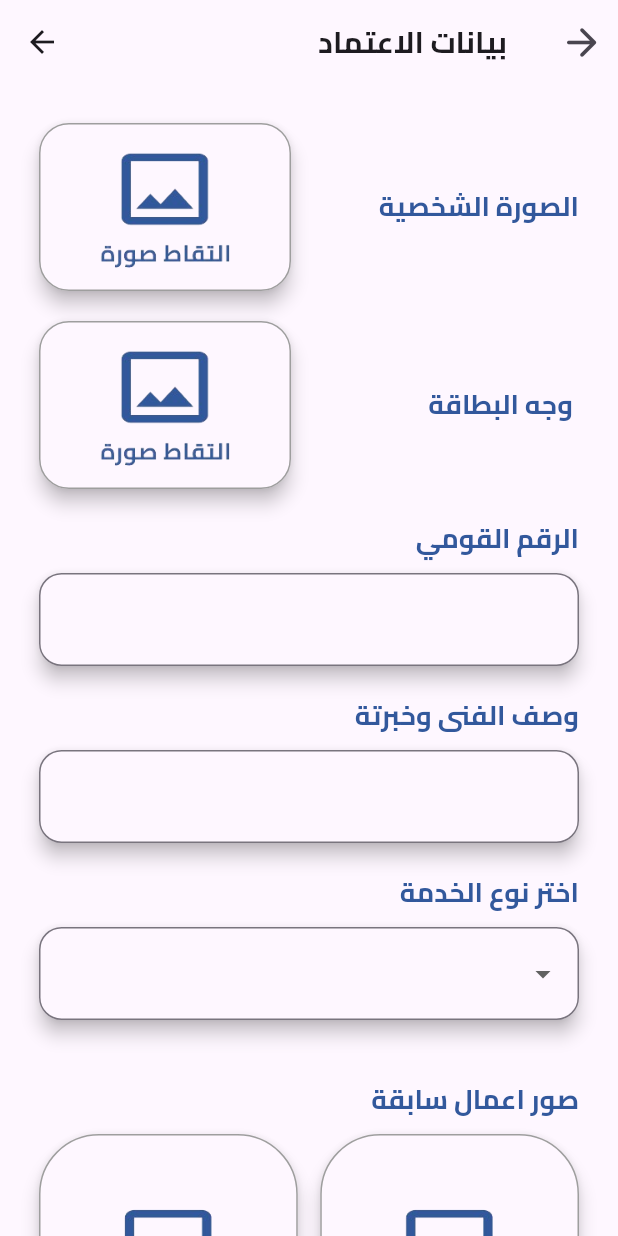
After one commit to mohamedkter/Mahlolua_app, a Flutter app: the ServiceProviderCredentials screen opened directly, on a phone screen of 412 x 824 dp. The commit adds this screen. Run offline on Flutter 3.47's test engine with Material 3 defaults, Android fonts, the phone set to English and light mode, and no system bars; our stand-ins replace carousel_slider, chips_choice, dio, dots_indicator, image_picker, shimmer; missing offline and left inert: read_more_text.

Commit message:
add ServiceProviderCredentials page and make some edit in some pages

```diff
--- /dev/null
+++ b/lib/Pages/Service_Provider_Pages/service_provider_credentials_page.dart
@@ -0,0 +1,438 @@
+import 'dart:io';
+
+import 'package:flutter/cupertino.dart';
+import 'package:flutter/material.dart';
+import 'package:flutter/widgets.dart';
+import 'package:image_picker/image_picker.dart';
+import 'package:mahloula/Constants/Color_Constants.dart';
+
+// ignore: must_be_immutable
+class ServiceProviderCredentials extends StatefulWidget {
+  ServiceProviderCredentials({super.key});
+
+  @override
+  State<ServiceProviderCredentials> createState() =>
+      _ServiceProviderCredentialsState();
+}
+
+class _ServiceProviderCredentialsState
+    extends State<ServiceProviderCredentials> {
+  ImagePicker picker = ImagePicker();
+  final formKey = GlobalKey<FormState>();
+  TextEditingController personalIdNumber = TextEditingController();
+  TextEditingController serviceproviderDecs = TextEditingController();
+  File? personalImage;
+  File? idImage;
+  File? workImageOne;
+  File? workImageTwo;
+  File? workImageThree;
+  File? workImageFour;
+  String? serviceType;
+  @override
+  Widget build(BuildContext context) {
+    return Scaffold(
+      appBar: AppBar(
+        actions: [
+          IconButton(
+              onPressed: () {
+                Navigator.of(context).pop();
+              },
+              icon: const Icon(
+                Icons.arrow_forward_rounded,
+                size: 30,
+              ))
+        ],
+        title: const Padding(
+          padding: EdgeInsets.only(left: 15, right: 10),
+          child: Row(
+            mainAxisAlignment: MainAxisAlignment.end,
+            children: [
+              Row(
+                crossAxisAlignment: CrossAxisAlignment.center,
+                children: [
+                  Text(
+                    "بيانات الاعتماد",
+                    style: TextStyle(
+                        fontFamily: 'cairo',
+                        fontSize: 20.0,
+                        fontWeight: FontWeight.bold),
+                  ),
+                ],
+              )
+            ],
+          ),
+        ),
+      ),
+      body: SingleChildScrollView(
+        child: Padding(
+          padding: const EdgeInsets.only(top: 26, left: 26, right: 26),
+          child: Column(
+            children: [
+//////////////////// pick personal images section ////////////////////
+
+              PersonalImagePickerWidget(
+                image: personalImage,
+                imageTitle: "الصورة الشخصية",
+                getImageFunction: () async {
+                  XFile? pickedImage =
+                      await picker.pickImage(source: ImageSource.camera);
+                  setState(() {
+                    pickedImage == null
+                        ? null
+                        : personalImage = File(pickedImage.path);
+                  });
+                },
+              ),
+              const SizedBox(
+                height: 20,
+              ),
+              PersonalImagePickerWidget(
+                image: idImage,
+                imageTitle: "وجه البطاقة ",
+                getImageFunction: () async {
+                  XFile? pickedImage =
+                      await picker.pickImage(source: ImageSource.camera);
+                  setState(() {
+                    pickedImage == null
+                        ? null
+                        : idImage = File(pickedImage.path);
+                  });
+                },
+              ),
+              const SizedBox(
+                height: 20,
+              ),
+
+              ///////////////////// pick personal information section   //////////////////////
+
+              Form(
+                  key: formKey,
+                  child: Column(
+                    children: [
+                      TextFormFieldWidget(
+                          textEditingController: personalIdNumber,
+                          textFormFieldTitel: "الرقم القومي"),
+                      const SizedBox(
+                        height: 20,
+                      ),
+                      TextFormFieldWidget(
+                        textEditingController: serviceproviderDecs,
+                        textFormFieldTitel: "وصف الفنى وخبرتة",
+                      ),
+                      const SizedBox(
+                        height: 20,
+                      ),
+                      const Row(
+                        mainAxisAlignment: MainAxisAlignment.end,
+                        children: [
+                          Text(
+                            "اختر نوع الخدمة",
+                            style: TextStyle(
+                                fontFamily: 'cairo',
+                                color: MainColor,
+                                fontSize: 18.0,
+                                fontWeight: FontWeight.w700),
+                          )
+                        ],
+                      ),
+                      const SizedBox(
+                        height: 10,
+                      ),
+                     Material(
+                          borderRadius: BorderRadius.circular(15),
+                          elevation: 5,
+                          child: DropdownButtonFormField<String>(
+                            style: const TextStyle(fontSize: 20, color: Colors.black),
+                            decoration: InputDecoration(
+                              border: OutlineInputBorder(
+                                borderSide: const BorderSide(color: Colors.grey),
+                                borderRadius: BorderRadius.circular(15),
+                              ),
+                            ),
+                            value: serviceType,
+                            items: <String>[
+                              'Option 1',
+                              'Option 2',
+                              'Option 3',
+                              'Option 4',
+                              'ho',
+                              'Option 5',
+                            ].map<DropdownMenuItem<String>>((String value) {
+                              return DropdownMenuItem<String>(
+                                value: value,
+                                child: Text(value),
+                              );
+                            }).toList(),
+                            onChanged: (String? newValue) {
+                              setState(() {
+                                serviceType = newValue;
+                              });
+                            },
+                            validator: (value) {
+                              if (value == null || value.isEmpty) {
+                                return 'Please select an option';
+                              }
+                              return null;
+                            },
+                          ),
+                        ),
+                    ],
+                  )),
+              const SizedBox(
+                height: 40,
+              ),
+
+              ////////////////// pick work image section /////////////////
+           const Row(
+          mainAxisAlignment: MainAxisAlignment.end,
+          children: [
+            Text(
+              "صور اعمال سابقة",
+              style: TextStyle(
+                  fontFamily: 'cairo',
+                  color: MainColor,
+                  fontSize: 18.0,
+                  fontWeight: FontWeight.w700),
+            )
+          ],
+        ),
+        const SizedBox(
+          height: 10,
+        ),
+              SizedBox(
+                height: 400,
+                child: GridView(
+                  physics: const NeverScrollableScrollPhysics(),
+                  gridDelegate: const SliverGridDelegateWithFixedCrossAxisCount(
+                      crossAxisSpacing: 15,
+                      mainAxisSpacing: 15,
+                      crossAxisCount: 2),
+                  children: [
+                    PastWorkImagePickerWidget(
+                        getImageFunction: () async {
+                          XFile? pickedImage = await picker.pickImage(
+                              source: ImageSource.gallery);
+                          setState(() {
+                            pickedImage == null
+                                ? null
+                                : workImageOne = File(pickedImage.path);
+                          });
+                        },
+                        image: workImageOne),
+                    PastWorkImagePickerWidget(
+                        getImageFunction: () async {
+                          XFile? pickedImage = await picker.pickImage(
+                              source: ImageSource.gallery);
+                          setState(() {
+                            pickedImage == null
+                                ? null
+                                : workImageTwo = File(pickedImage.path);
+                          });
+                        },
+                        image: workImageTwo),
+                    PastWorkImagePickerWidget(
+                        getImageFunction: () async {
+                          XFile? pickedImage = await picker.pickImage(
+                              source: ImageSource.gallery);
+                          setState(() {
+                            pickedImage == null
+                                ? null
+                                : workImageThree = File(pickedImage.path);
+                          });
+                        },
+                        image: workImageThree),
+                    PastWorkImagePickerWidget(
+                        getImageFunction: () async {
+                          XFile? pickedImage = await picker.pickImage(
+                              source: ImageSource.gallery);
+                          setState(() {
+                            pickedImage == null
+                                ? null
+                                : workImageFour = File(pickedImage.path);
+                          });
+                        },
+                        image: workImageFour),
+                  ],
+                ),
+              ),
+
+
+////////////////////// submit button section /////////////////
+
+              ElevatedButton(
+                onPressed: () {
+                  formKey.currentState?.validate();
+                  print(serviceproviderDecs.text+"---"+personalIdNumber.text+"----");
+                },
+                style: ElevatedButton.styleFrom(
+                  backgroundColor: MainColor,
+                    fixedSize:
+                        Size(MediaQuery.of(context).size.width / 1.1, 50)),
+                child:const Text("تاكيد",style: TextStyle(
+                  fontFamily: 'cairo',
+                  color: Colors.white,
+                  fontSize: 20.0,
+                  fontWeight: FontWeight.w700),),
+              ),
+        SizedBox(height: 40,)
+
+            ],
+          ),
+        ),
+      ),
+    );
+  }
+}
+
+class TextFormFieldWidget extends StatelessWidget {
+  const TextFormFieldWidget(
+      {super.key,
+      required this.textEditingController,
+      required this.textFormFieldTitel});
+  final String textFormFieldTitel;
+  final TextEditingController textEditingController;
+  @override
+  Widget build(BuildContext context) {
+    return Column(
+      children: [
+        Row(
+          mainAxisAlignment: MainAxisAlignment.end,
+          children: [
+            Text(
+              textFormFieldTitel,
+              style: const TextStyle(
+                  fontFamily: 'cairo',
+                  color: MainColor,
+                  fontSize: 18.0,
+                  fontWeight: FontWeight.w700),
+            )
+          ],
+        ),
+        const SizedBox(
+          height: 10,
+        ),
+        Material(
+          borderRadius: BorderRadius.circular(15),
+          elevation: 5,
+          child: TextFormField(
+            style: TextStyle(fontSize: 20),
+            decoration: InputDecoration(
+                border: OutlineInputBorder(
+                    borderSide: BorderSide(color: Colors.grey),
+                    borderRadius: BorderRadius.circular(15))),
+            controller: textEditingController,
+          ),
+        )
+      ],
+    );
+  }
+}
+
+class PersonalImagePickerWidget extends StatelessWidget {
+  final String imageTitle;
+  final VoidCallback getImageFunction;
+  final File? image;
+  const PersonalImagePickerWidget({
+    super.key,
+    required this.imageTitle,
+    required this.getImageFunction,
+    required this.image,
+  });
+
+  @override
+  Widget build(BuildContext context) {
+    return Row(
+      mainAxisAlignment: MainAxisAlignment.spaceBetween,
+      children: [
+        InkWell(
+          onTap: getImageFunction,
+          child: Material(
+            elevation: 5,
+            borderRadius: BorderRadius.circular(20),
+            child: Container(
+              width: 168,
+              height: 112,
+              decoration: BoxDecoration(
+                  borderRadius: BorderRadius.circular(20),
+                  border: Border.all(color: Colors.grey)),
+              child: Column(
+                mainAxisAlignment: MainAxisAlignment.center,
+                children: [
+                  image == null
+                      ? Container(
+                          width: 110,
+                          height: 110,
+                          child: Image.asset(
+                            "assets/photo/takePhoto.png",
+                            fit: BoxFit.cover,
+                          ))
+                      : Container(
+                          width: 110,
+                          height: 110,
+                          decoration: BoxDecoration(
+                              image: DecorationImage(image: FileImage(image!))),
+                        ),
+                ],
+              ),
+            ),
+          ),
+        ),
+        Text(
+          imageTitle,
+          style: const TextStyle(
+              fontFamily: 'cairo',
+              color: MainColor,
+              fontSize: 18.0,
+              fontWeight: FontWeight.w700),
+        )
+      ],
+    );
+  }
+}
+
+class PastWorkImagePickerWidget extends StatelessWidget {
+  final VoidCallback getImageFunction;
+  final File? image;
+  const PastWorkImagePickerWidget({
+    super.key,
+    required this.getImageFunction,
+    required this.image,
+  });
+
+  @override
+  Widget build(BuildContext context) {
+    return InkWell(
+      onTap: getImageFunction,
+      child: Material(
+        elevation: 5,
+        borderRadius: BorderRadius.circular(40),
+        child: Container(
+          width: 168,
+          height: 112,
+          decoration: BoxDecoration(
+              borderRadius: BorderRadius.circular(40),
+              border: Border.all(color: Colors.grey)),
+          child: Column(
+            mainAxisAlignment: MainAxisAlignment.center,
+            children: [
+              image == null
+                  ? Container(
+                      width: 110,
+                      height: 110,
+                      child: Image.asset(
+                        "assets/photo/takePhoto.png",
+                        fit: BoxFit.cover,
+                      ))
+                  : Container(
+                      width: 110,
+                      height: 110,
+                      decoration: BoxDecoration(
+                          image: DecorationImage(image: FileImage(image!))),
+                    ),
+            ],
+          ),
+        ),
+      ),
+    );
+  }
+}
--- a/lib/Pages/User_Pages/forget_password_page.dart
+++ b/lib/Pages/User_Pages/forget_password_page.dart
@@ -1,4 +1,5 @@
 import 'package:flutter/material.dart';
+import 'package:mahloula/Constants/Color_Constants.dart';
 import 'package:mahloula/Pages/User_Pages/verivecation_page.dart';
 
 
@@ -106,7 +107,7 @@ class ForgotPasswordPage extends StatelessWidget {
                         width: 650, // استخدام كل المساحة الأفقية المتاحة
                         padding: EdgeInsets.all(10.0),
                         decoration: BoxDecoration(
-                          color: Color.fromARGB(255, 20, 120, 226), // لون الخلفية
+                          color: MainColor, // لون الخلفية
                           borderRadius:
                               BorderRadius.circular(30.0), // زوايا مستديرة
                         ),
--- a/lib/Pages/User_Pages/login_page.dart
+++ b/lib/Pages/User_Pages/login_page.dart
@@ -1,4 +1,5 @@
 import 'package:flutter/material.dart';
+import 'package:mahloula/Constants/Color_Constants.dart';
 import 'package:mahloula/Pages/User_Pages/create_profile_page.dart';
 import 'package:mahloula/Pages/User_Pages/forget_password_page.dart';
 import 'package:mahloula/Pages/User_Pages/regester_page.dart';
@@ -145,8 +146,7 @@ class _LoginPageState extends State<LoginPage> {
                           width: 650, // استخدام كل المساحة الأفقية المتاحة
                           padding: EdgeInsets.all(10.0),
                           decoration: BoxDecoration(
-                            color: Color.fromARGB(
-                                255, 20, 120, 226), // لون الخلفية
+                            color: MainColor, // لون الخلفية
                             borderRadius:
                                 BorderRadius.circular(30.0), // زوايا مستديرة
                           ),
--- a/lib/Pages/User_Pages/regester_page.dart
+++ b/lib/Pages/User_Pages/regester_page.dart
@@ -1,4 +1,5 @@
 import 'package:flutter/material.dart';
+import 'package:mahloula/Constants/Color_Constants.dart';
 import 'package:mahloula/Pages/User_Pages/login_page.dart';
 
 class SignupPage extends StatefulWidget {
@@ -218,8 +219,7 @@ class _SignupPageState extends State<SignupPage> {
                           width: 650, // استخدام كل المساحة الأفقية المتاحة
                           padding: EdgeInsets.all(10.0),
                           decoration: BoxDecoration(
-                            color: Color.fromARGB(
-                                255, 20, 120, 226), // لون الخلفية
+                            color: MainColor,
                             borderRadius:
                                 BorderRadius.circular(30.0), // زوايا مستديرة
                           ),
--- a/lib/Pages/identify_page.dart
+++ b/lib/Pages/identify_page.dart
@@ -28,13 +28,13 @@ class IdentifyPage extends StatelessWidget {
             Spacer(flex: 1,),
             Image.asset('assets/photo/download.png',width: 350,),
             Spacer(flex: 1,),
-            Text('انضمام',style:
+            Text(' انضمام',style:
             TextStyle(
                 fontSize: 27.0,
                 fontFamily: 'cairo',
                 fontWeight: FontWeight.bold
             ),),
-            SizedBox(height: 10,),
+            SizedBox(height: 15,),
             Directionality(
               textDirection: TextDirection.rtl,
               child: ElevatedButton(
@@ -46,8 +46,8 @@ class IdentifyPage extends StatelessWidget {
                     backgroundColor: MaterialStatePropertyAll(MainColor)
                   ),
                   child: Container(
-                    height: 50,
-                    width: widthOfScreen/1.4,
+                    height: 60,
+                    width: widthOfScreen/1.3,
                     child: Row(
                       mainAxisAlignment: MainAxisAlignment.center,
                       children: [
@@ -78,8 +78,8 @@ class IdentifyPage extends StatelessWidget {
                     backgroundColor: MaterialStatePropertyAll(MainColor)
                   ),
                   child: Container(
-                    height: 50,
-                    width: widthOfScreen/1.4,
+                    height: 60,
+                    width: widthOfScreen/1.3,
                     child: Row(
                       mainAxisAlignment: MainAxisAlignment.center,
                       children: [
--- a/lib/Pages/welcome_page_one.dart
+++ b/lib/Pages/welcome_page_one.dart
@@ -95,7 +95,7 @@ class _WelcomePageOneState extends State<WelcomePageOne> {
           Text(
             text,
             textDirection: TextDirection.rtl,
-            style: TextStyle(fontSize: 35,fontWeight: FontWeight.w600,fontFamily: 'cairo'),
+            style: TextStyle(fontSize: 25,fontWeight: FontWeight.w600,fontFamily: 'cairo'),
           ),
         ],
       ),
--- a/lib/Pages/welcome_page_two.dart
+++ b/lib/Pages/welcome_page_two.dart
@@ -1,4 +1,5 @@
 import 'package:flutter/material.dart';
+import 'package:mahloula/Constants/Color_Constants.dart';
 import 'package:mahloula/Pages/User_Pages/login_page.dart';
 import 'package:mahloula/Pages/User_Pages/regester_page.dart';
 
@@ -62,7 +63,7 @@ class WelcomePageTwo extends StatelessWidget {
                     width: 650,
                     padding: EdgeInsets.all(10.0),
                     decoration: BoxDecoration(
-                        color: Color.fromARGB(255, 20, 120, 226),
+                        color: MainColor,
                       borderRadius: BorderRadius.circular(30.0),
                     ),
                     child: Center(
--- a/lib/main.dart
+++ b/lib/main.dart
@@ -1,5 +1,6 @@
 import 'package:flutter/material.dart';
 import 'package:mahloula/Constants/Color_Constants.dart';
+import 'package:mahloula/Pages/Service_Provider_Pages/service_provider_credentials_page.dart';
 import 'package:mahloula/Pages/Service_Provider_Pages/service_provider_main_page.dart';
 import 'package:mahloula/Pages/Service_Provider_Pages/service_provider_profile_page.dart';
 import 'package:mahloula/Pages/User_Pages/home_page.dart';
@@ -22,14 +23,20 @@ class MyApp extends StatelessWidget {
   Widget build(BuildContext context) {
     return MaterialApp(
       debugShowCheckedModeBanner: false,
-      theme: ThemeData(primaryColor: MainColor
+      theme: ThemeData(
+        primaryColor: MainColor,
+        inputDecorationTheme: InputDecorationTheme(
+          focusedBorder: OutlineInputBorder(
+            borderSide: BorderSide(color: MainColor, width: 2.0),
+          ),
+        ),
       ),
 
-      home://ServiceProviderProfilePage()
+      home: //ServiceProviderCredentials(),
       //HelpCenterPage()
       //WelcomePageTwo()
-      HomePage(name: "ahmed")
-      //WelcomePageOne(),
+      // HomePage(name: "ahmed")
+      WelcomePageOne(),
       //ServiceProviderMainPage(name: "Ahmed")
     );
   }
```
Also changed, not shown: assets/photo/takePhoto.png (added).
